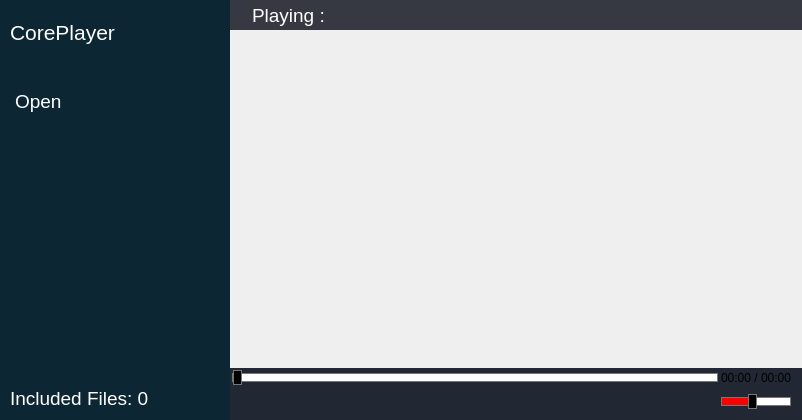
rahmanshaber/corebox, file app/coreplayer/coreplayer.ui: the form before one commit.
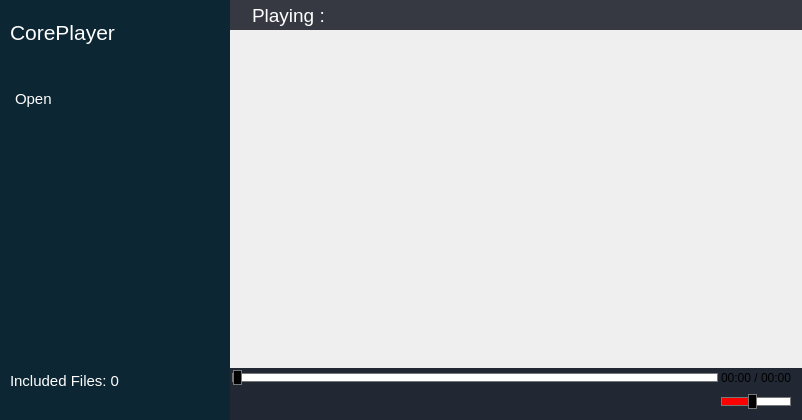
The form after the commit. Icons and pictures are not drawn.

Patch:
```diff
--- a/app/coreplayer/coreplayer.ui
+++ b/app/coreplayer/coreplayer.ui
@@ -125,7 +125,7 @@
        <widget class="QPushButton" name="open">
         <property name="font">
          <font>
-          <pointsize>14</pointsize>
+          <pointsize>11</pointsize>
          </font>
         </property>
         <property name="styleSheet">
@@ -157,16 +157,6 @@
         </property>
        </widget>
       </item>
-      <item>
-       <widget class="QLineEdit" name="folderLineEdit">
-        <property name="maximumSize">
-         <size>
-          <width>43453</width>
-          <height>16777215</height>
-         </size>
-        </property>
-       </widget>
-      </item>
       <item>
        <widget class="QListView" name="medialist">
         <property name="maximumSize">
@@ -217,7 +207,7 @@
         </property>
         <property name="font">
          <font>
-          <pointsize>14</pointsize>
+          <pointsize>11</pointsize>
          </font>
         </property>
         <property name="text">
@@ -225,6 +215,21 @@
         </property>
        </widget>
       </item>
+      <item>
+       <widget class="QLineEdit" name="folderLineEdit">
+        <property name="maximumSize">
+         <size>
+          <width>43453</width>
+          <height>16777215</height>
+         </size>
+        </property>
+        <property name="font">
+         <font>
+          <pointsize>11</pointsize>
+         </font>
+        </property>
+       </widget>
+      </item>
      </layout>
     </widget>
    </item>
```
Left out of the diff: 2 changed lines with no effect on the pictures.
